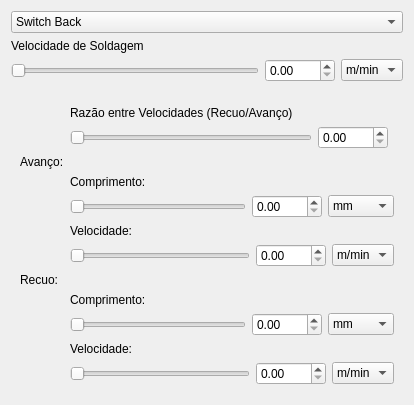
Before: the Qt Designer form Source/ui/longitudinalwidget.ui in rafaelppires/weldway, drawn with Qt 5.
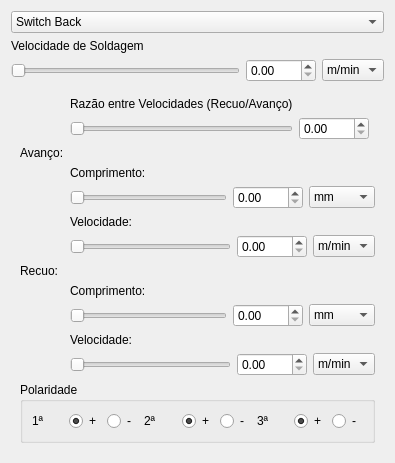
After: the same form once the commit is applied.

Commit message: Added polarity option in switch back trajectory Still needs testing

Patch:
```diff
--- a/Source/ui/longitudinalwidget.ui
+++ b/Source/ui/longitudinalwidget.ui
@@ -6,8 +6,8 @@
    <rect>
     <x>0</x>
     <y>0</y>
-    <width>414</width>
-    <height>405</height>
+    <width>395</width>
+    <height>458</height>
    </rect>
   </property>
   <property name="windowTitle">
@@ -96,22 +96,22 @@
      </item>
     </layout>
    </item>
+   <item>
+    <spacer name="verticalSpacer_2">
+     <property name="orientation">
+      <enum>Qt::Vertical</enum>
+     </property>
+     <property name="sizeHint" stdset="0">
+      <size>
+       <width>20</width>
+       <height>40</height>
+      </size>
+     </property>
+    </spacer>
+   </item>
    <item>
     <widget class="QWidget" name="advanceRetreatWidget" native="true">
      <layout class="QVBoxLayout" name="verticalLayout_4">
-      <item>
-       <spacer name="verticalSpacer_2">
-        <property name="orientation">
-         <enum>Qt::Vertical</enum>
-        </property>
-        <property name="sizeHint" stdset="0">
-         <size>
-          <width>20</width>
-          <height>40</height>
-         </size>
-        </property>
-       </spacer>
-      </item>
       <item>
        <layout class="QGridLayout" name="gridLayout_9">
         <item row="1" column="0">
@@ -403,6 +403,114 @@
         </item>
        </layout>
       </item>
+      <item>
+       <widget class="QGroupBox" name="polarityGroupBox">
+        <property name="title">
+         <string>Polaridade</string>
+        </property>
+        <layout class="QGridLayout" name="gridLayout">
+         <item row="0" column="0">
+          <widget class="QLabel" name="label">
+           <property name="text">
+            <string>1ª</string>
+           </property>
+          </widget>
+         </item>
+         <item row="0" column="1">
+          <widget class="QRadioButton" name="fstPosRadioButton">
+           <property name="text">
+            <string>+</string>
+           </property>
+           <property name="checked">
+            <bool>true</bool>
+           </property>
+           <attribute name="buttonGroup">
+            <string notr="true">ButtonGroupPolarity1st</string>
+           </attribute>
+          </widget>
+         </item>
+         <item row="0" column="2">
+          <widget class="QRadioButton" name="fstNegRadioButton">
+           <property name="text">
+            <string>-</string>
+           </property>
+           <property name="checked">
+            <bool>false</bool>
+           </property>
+           <attribute name="buttonGroup">
+            <string notr="true">ButtonGroupPolarity1st</string>
+           </attribute>
+          </widget>
+         </item>
+         <item row="0" column="3">
+          <widget class="QLabel" name="label_2">
+           <property name="text">
+            <string>2ª</string>
+           </property>
+          </widget>
+         </item>
+         <item row="0" column="4">
+          <widget class="QRadioButton" name="SndPosRadioButton">
+           <property name="text">
+            <string>+</string>
+           </property>
+           <property name="checked">
+            <bool>true</bool>
+           </property>
+           <attribute name="buttonGroup">
+            <string notr="true">ButtonGroupPolarity2nd</string>
+           </attribute>
+          </widget>
+         </item>
+         <item row="0" column="5">
+          <widget class="QRadioButton" name="SndNegRadioButton">
+           <property name="text">
+            <string>-</string>
+           </property>
+           <property name="checked">
+            <bool>false</bool>
+           </property>
+           <attribute name="buttonGroup">
+            <string notr="true">ButtonGroupPolarity2nd</string>
+           </attribute>
+          </widget>
+         </item>
+         <item row="0" column="6">
+          <widget class="QLabel" name="label_3">
+           <property name="text">
+            <string>3ª</string>
+           </property>
+          </widget>
+         </item>
+         <item row="0" column="7">
+          <widget class="QRadioButton" name="TrdPosRadioButton">
+           <property name="text">
+            <string>+</string>
+           </property>
+           <property name="checked">
+            <bool>true</bool>
+           </property>
+           <attribute name="buttonGroup">
+            <string notr="true">ButtonGroupPolarity3rd</string>
+           </attribute>
+          </widget>
+         </item>
+         <item row="0" column="8">
+          <widget class="QRadioButton" name="TrdNegRadioButton">
+           <property name="text">
+            <string>-</string>
+           </property>
+           <property name="checked">
+            <bool>false</bool>
+           </property>
+           <attribute name="buttonGroup">
+            <string notr="true">ButtonGroupPolarity3rd</string>
+           </attribute>
+          </widget>
+         </item>
+        </layout>
+       </widget>
+      </item>
      </layout>
     </widget>
    </item>
```
Left out of the diff: 5 changed lines with no effect on the pictures. The commit also changes 7 other files.
